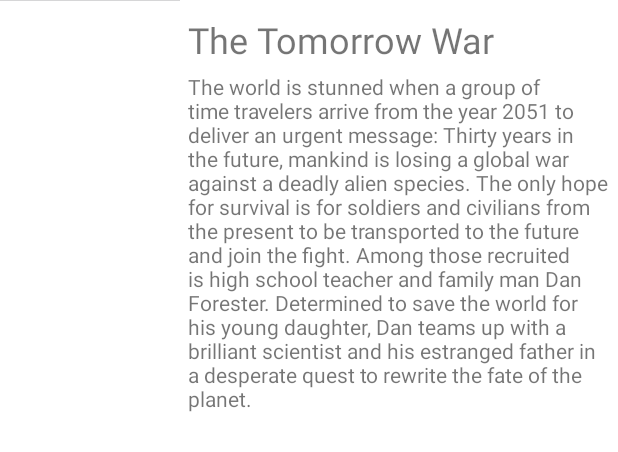
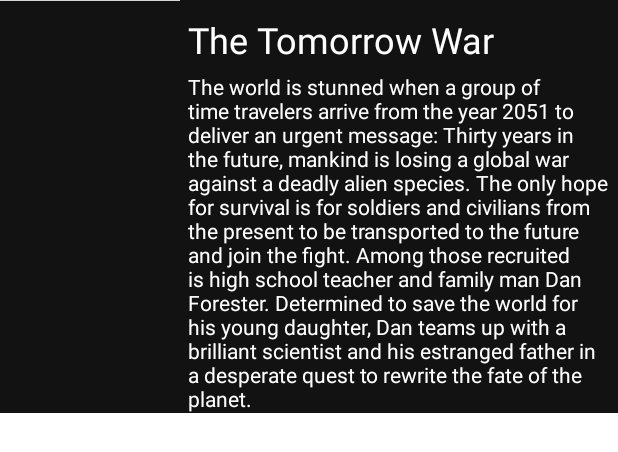
Before and after one commit to remosrulloda/Flixster, an Android app: the layout item_movie.xml on its own in the app's theme, with its tools: preview values and no code run, on a phone screen of 412 x 824 dp. Shown: the top 452 px of the screen. Run offline under Robolectric (Android 15) with nearby library versions, the phone set to English and light mode, and no system bars.

Commit message:
Changes done

```diff
--- a/app/src/main/AndroidManifest.xml
+++ b/app/src/main/AndroidManifest.xml
@@ -23,7 +23,7 @@
             android:name=".MainActivity"
             android:exported="true"
             android:label="@string/app_name"
-            android:theme="@style/Theme.AppCompat.Light.NoActionBar">
+           >
             <intent-filter>
                 <action android:name="android.intent.action.MAIN" />
 
--- a/app/src/main/java/com/example/flixster/DetailActivity.java
+++ b/app/src/main/java/com/example/flixster/DetailActivity.java
@@ -24,7 +24,7 @@ import okhttp3.Headers;
 
 public class DetailActivity extends YouTubeBaseActivity {
 
-    private static final String YOUTUBE_API_KEY = "AIzaSyCOqGXvKFl8rLH0o3L9piKp-_0_gL3Yo44";
+    private static final String YOUTUBE_API_KEY = BuildConfig.YOUTUBE_KEY;
     public static final String VIDEOS_URL = "https://api.themoviedb.org/3/movie/%d/videos?api_key=a07e22bc18f5cb106bfe4cc1f83ad8ed";
 
     TextView tvTitle;
--- a/app/src/main/res/layout-land/item_movie.xml
+++ b/app/src/main/res/layout-land/item_movie.xml
@@ -4,7 +4,8 @@
     xmlns:tools="http://schemas.android.com/tools"
     android:id="@+id/container"
     android:layout_width="match_parent"
-    android:layout_height="wrap_content">
+    android:layout_height="wrap_content"
+    android:background="#121212">
 
     <ImageView
         android:id="@+id/ivPoster"
@@ -24,6 +25,7 @@
         android:layout_marginStart="5dp"
         android:layout_marginTop="10dp"
         android:layout_toEndOf="@+id/ivPoster"
+        android:textColor="#FFFFFF"
         android:textSize="24sp"
         tools:text="The Tomorrow War" />
 
@@ -35,5 +37,6 @@
         android:layout_marginStart="5dp"
         android:layout_marginTop="5dp"
         android:layout_toEndOf="@+id/ivPoster"
+        android:textColor="#FFFFFF"
         tools:text="The world is stunned when a group of time travelers arrive from the year 2051 to deliver an urgent message: Thirty years in the future, mankind is losing a global war against a deadly alien species. The only hope for survival is for soldiers and civilians from the present to be transported to the future and join the fight. Among those recruited is high school teacher and family man Dan Forester. Determined to save the world for his young daughter, Dan teams up with a brilliant scientist and his estranged father in a desperate quest to rewrite the fate of the planet." />
 </RelativeLayout>
--- a/app/src/main/res/layout/activity_main.xml
+++ b/app/src/main/res/layout/activity_main.xml
@@ -15,5 +15,6 @@
         android:layout_alignParentTop="true"
         android:layout_centerInParent="true"
         android:layout_marginStart="0dp"
-        android:layout_marginTop="0dp" />
+        android:layout_marginTop="0dp"
+        android:background="#121212" />
 </RelativeLayout>
--- a/app/src/main/res/layout/item_movie.xml
+++ b/app/src/main/res/layout/item_movie.xml
@@ -4,7 +4,8 @@
     xmlns:tools="http://schemas.android.com/tools"
     android:id="@+id/container"
     android:layout_width="match_parent"
-    android:layout_height="wrap_content">
+    android:layout_height="wrap_content"
+    android:background="#121212">
 
     <ImageView
         android:id="@+id/ivPoster"
@@ -24,6 +25,7 @@
         android:layout_marginStart="5dp"
         android:layout_marginTop="10dp"
         android:layout_toEndOf="@+id/ivPoster"
+        android:textColor="#FFFFFF"
         android:textSize="24sp"
         tools:text="The Tomorrow War" />
 
@@ -35,5 +37,6 @@
         android:layout_marginStart="5dp"
         android:layout_marginTop="5dp"
         android:layout_toEndOf="@+id/ivPoster"
+        android:textColor="#FFFFFF"
         tools:text="The world is stunned when a group of time travelers arrive from the year 2051 to deliver an urgent message: Thirty years in the future, mankind is losing a global war against a deadly alien species. The only hope for survival is for soldiers and civilians from the present to be transported to the future and join the fight. Among those recruited is high school teacher and family man Dan Forester. Determined to save the world for his young daughter, Dan teams up with a brilliant scientist and his estranged father in a desperate quest to rewrite the fate of the planet." />
 </RelativeLayout>
--- a/app/src/main/res/values/themes.xml
+++ b/app/src/main/res/values/themes.xml
@@ -1,6 +1,6 @@
 <resources xmlns:tools="http://schemas.android.com/tools">
     <!-- Base application theme. -->
-    <style name="Theme.Flixster" parent="Theme.MaterialComponents.DayNight.DarkActionBar">
+    <style name="Theme.Flixster" parent="Theme.MaterialComponents.Light.NoActionBar">
         <!-- Primary brand color. -->
         <item name="colorPrimary">@color/purple_500</item>
         <item name="colorPrimaryVariant">@color/purple_700</item>
```
Also changed, not shown: app/build.gradle (+9 -0 lines), app/src/main/res/layout/activity_detail.xml (+13 -5 lines), build.gradle (line endings or trailing spaces), 2 other files.
